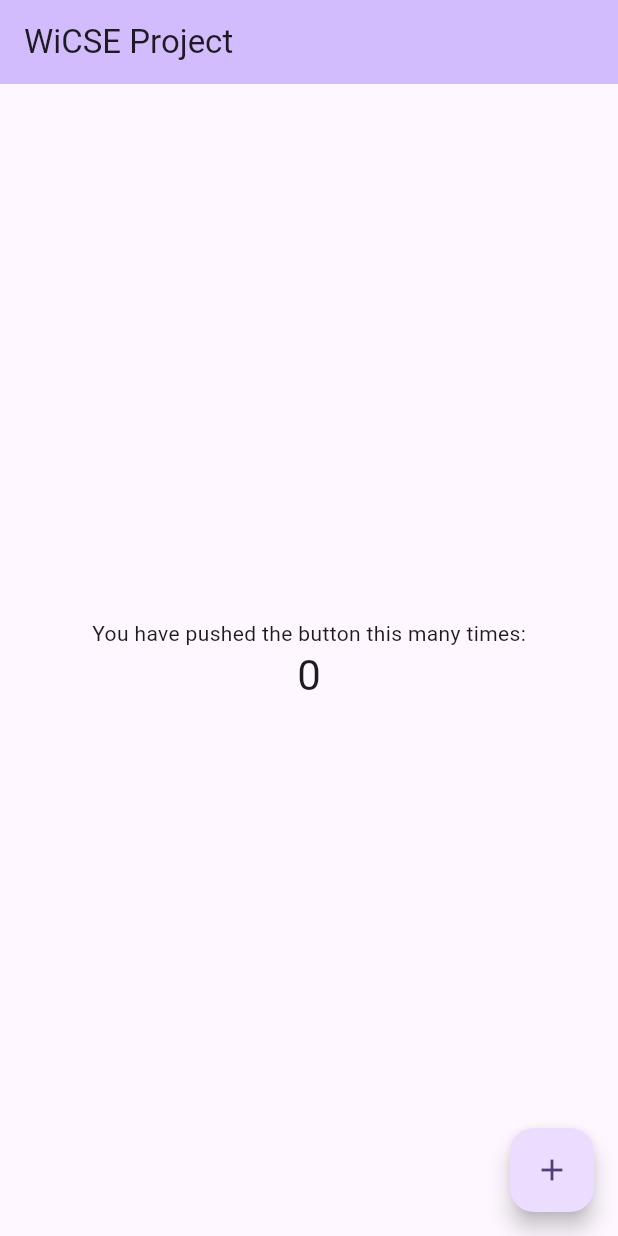
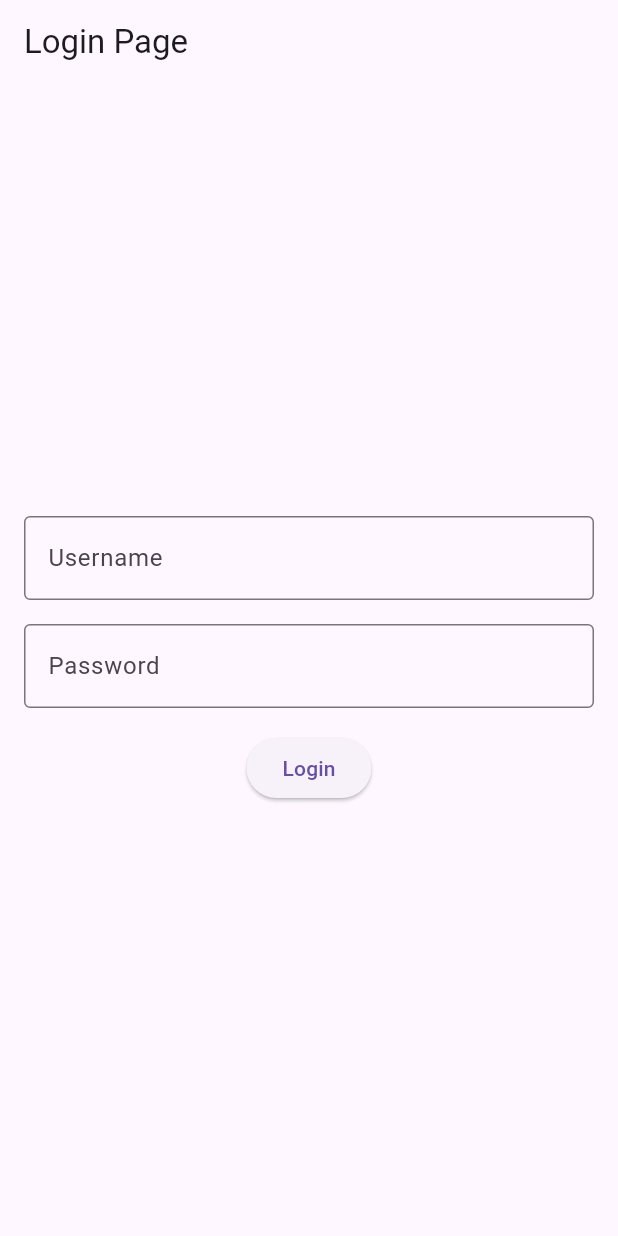
Before and after one commit to awu1130/wicse_proj, a Flutter app: the screen it shows after launch, on a phone screen of 412 x 824 dp. Run offline on Flutter 3.47's test engine with Material 3 defaults, Android fonts, the phone set to English and light mode, and no system bars.

Commit message:
login/home prototype

```diff
--- a/lib/main.dart
+++ b/lib/main.dart
@@ -1,150 +1,97 @@
 import 'package:flutter/material.dart';
-import 'package:wicse_proj/api_service.dart';
+import 'home.dart'; // page navigated to after logging in
 
 void main() {
-  runApp(const MyApp());
+  runApp(MyApp());
 }
 
 class MyApp extends StatelessWidget {
   const MyApp({super.key});
 
-  // This widget is the root of your application.
   @override
   Widget build(BuildContext context) {
     return MaterialApp(
-      title: 'Flutter Demo',
-      theme: ThemeData(
-        // This is the theme of your application.
-        //
-        // TRY THIS: Try running your application with "flutter run". You'll see
-        // the application has a purple toolbar. Then, without quitting the app,
-        // try changing the seedColor in the colorScheme below to Colors.green
-        // and then invoke "hot reload" (save your changes or press the "hot
-        // reload" button in a Flutter-supported IDE, or press "r" if you used
-        // the command line to start the app).
-        //
-        // Notice that the counter didn't reset back to zero; the application
-        // state is not lost during the reload. To reset the state, use hot
-        // restart instead.
-        //
-        // This works for code too, not just values: Most code changes can be
-        // tested with just a hot reload.
-        colorScheme: ColorScheme.fromSeed(seedColor: Colors.deepPurple),
-        useMaterial3: true,
-      ),
-      home: const MyHomePage(title: 'WiCSE Project'),
+      home: LoginPage(),
     );
   }
 }
 
-class MyHomePage extends StatefulWidget {
-  const MyHomePage({super.key, required this.title});
-
-  // This widget is the home page of your application. It is stateful, meaning
-  // that it has a State object (defined below) that contains fields that affect
-  // how it looks.
-
-  // This class is the configuration for the state. It holds the values (in this
-  // case the title) provided by the parent (in this case the App widget) and
-  // used by the build method of the State. Fields in a Widget subclass are
-  // always marked "final".
-
-  final String title;
+class LoginPage extends StatefulWidget {
+  const LoginPage({super.key});
 
   @override
-  State<MyHomePage> createState() => _MyHomePageState();
+  _LoginPageState createState() => _LoginPageState();
 }
 
-class _MyHomePageState extends State<MyHomePage> {
-  int _counter = 0;
-  final ApiService apiService = ApiService();
-  List<dynamic> _data = [];
+class _LoginPageState extends State<LoginPage> {
+  final TextEditingController _usernameController = TextEditingController();
+  final TextEditingController _passwordController = TextEditingController();
 
-  @override
-  void initState() {
-    super.initState();
-    _loadData();
-  }
+  void _login() {
+    String username = _usernameController.text;
+    String password = _passwordController.text;
 
-  void _loadData() async {
-    try {
-      List<dynamic> fetchedData = await apiService.getData();
-      setState(() {
-        _data = fetchedData;
-      });
-    } catch (e) {
-      print('Error getting data: $e');
+    if (username == "admin" && password == "password") { // demo info
+      Navigator.push(
+        context,
+        MaterialPageRoute(builder: (context) => SecondPage()), // to home page
+      );
+    } else {
+      showDialog(
+        context: context,
+        builder: (context) {
+          return AlertDialog(
+            title: Text('Login Failed'),
+            content: Text('Invalid username or password.'),
+            actions: [
+              TextButton(
+                onPressed: () {
+                  Navigator.of(context).pop();
+                },
+                child: Text('OK'),
+              ),
+            ],
+          );
+        },
+      );
     }
-  }
-
-  void _incrementCounter() {
-    setState(() {
-      // This call to setState tells the Flutter framework that something has
-      // changed in this State, which causes it to rerun the build method below
-      // so that the display can reflect the updated values. If we changed
-      // _counter without calling setState(), then the build method would not be
-      // called again, and so nothing would appear to happen.
-      _counter++;
-    });
-
-    // Post new counter value to server (just testing if this works for now)
-    apiService.postData({'count': _counter}).catchError((e) {
-      print('Error posting data: $e');
-    });
   }
 
   @override
   Widget build(BuildContext context) {
-    // This method is rerun every time setState is called, for instance as done
-    // by the _incrementCounter method above.
-    //
-    // The Flutter framework has been optimized to make rerunning build methods
-    // fast, so that you can just rebuild anything that needs updating rather
-    // than having to individually change instances of widgets.
     return Scaffold(
       appBar: AppBar(
-        // TRY THIS: Try changing the color here to a specific color (to
-        // Colors.amber, perhaps?) and trigger a hot reload to see the AppBar
-        // change color while the other colors stay the same.
-        backgroundColor: Theme.of(context).colorScheme.inversePrimary,
-        // Here we take the value from the MyHomePage object that was created by
-        // the App.build method, and use it to set our appbar title.
-        title: Text(widget.title),
+        title: Text('Login Page'),
       ),
-      body: Center(
-        // Center is a layout widget. It takes a single child and positions it
-        // in the middle of the parent.
+      body: Padding(
+        padding: const EdgeInsets.all(16.0),
         child: Column(
-          // Column is also a layout widget. It takes a list of children and
-          // arranges them vertically. By default, it sizes itself to fit its
-          // children horizontally, and tries to be as tall as its parent.
-          //
-          // Column has various properties to control how it sizes itself and
-          // how it positions its children. Here we use mainAxisAlignment to
-          // center the children vertically; the main axis here is the vertical
-          // axis because Columns are vertical (the cross axis would be
-          // horizontal).
-          //
-          // TRY THIS: Invoke "debug painting" (choose the "Toggle Debug Paint"
-          // action in the IDE, or press "p" in the console), to see the
-          // wireframe for each widget.
           mainAxisAlignment: MainAxisAlignment.center,
-          children: <Widget>[
-            const Text(
-              'You have pushed the button this many times:',
+          children: [
+            TextField(
+              controller: _usernameController,
+              decoration: InputDecoration(
+                labelText: 'Username',
+                border: OutlineInputBorder(),
+              ),
             ),
-            Text(
-              '$_counter',
-              style: Theme.of(context).textTheme.headlineMedium,
+            SizedBox(height: 16),
+            TextField(
+              controller: _passwordController,
+              obscureText: true, // hides password input
+              decoration: InputDecoration(
+                labelText: 'Password',
+                border: OutlineInputBorder(),
+              ),
+            ),
+            SizedBox(height: 16),
+            ElevatedButton(
+              onPressed: _login, // calls the login function when pressed
+              child: Text('Login'),
             ),
           ],
         ),
       ),
-      floatingActionButton: FloatingActionButton(
-        onPressed: _incrementCounter,
-        tooltip: 'Increment',
-        child: const Icon(Icons.add),
-      ), // This trailing comma makes auto-formatting nicer for build methods.
     );
   }
 }
--- a/pubspec.yaml
+++ b/pubspec.yaml
@@ -60,6 +60,12 @@ flutter:
   # the material Icons class.
   uses-material-design: true
 
+assets:
+    assets/flower.jpg
+    assets/soil.jpg
+    assets/sun.jpg
+    assets/can.jpg
+
   # To add assets to your application, add an assets section, like this:
   # assets:
   #   - images/a_dot_burr.jpeg
```
Also changed, not shown: lib/home.dart (added, +99 -0 lines), assets/can.jpg (added), assets/flower.jpg (added), assets/soil.jpg (added), assets/sun.jpg (added).
